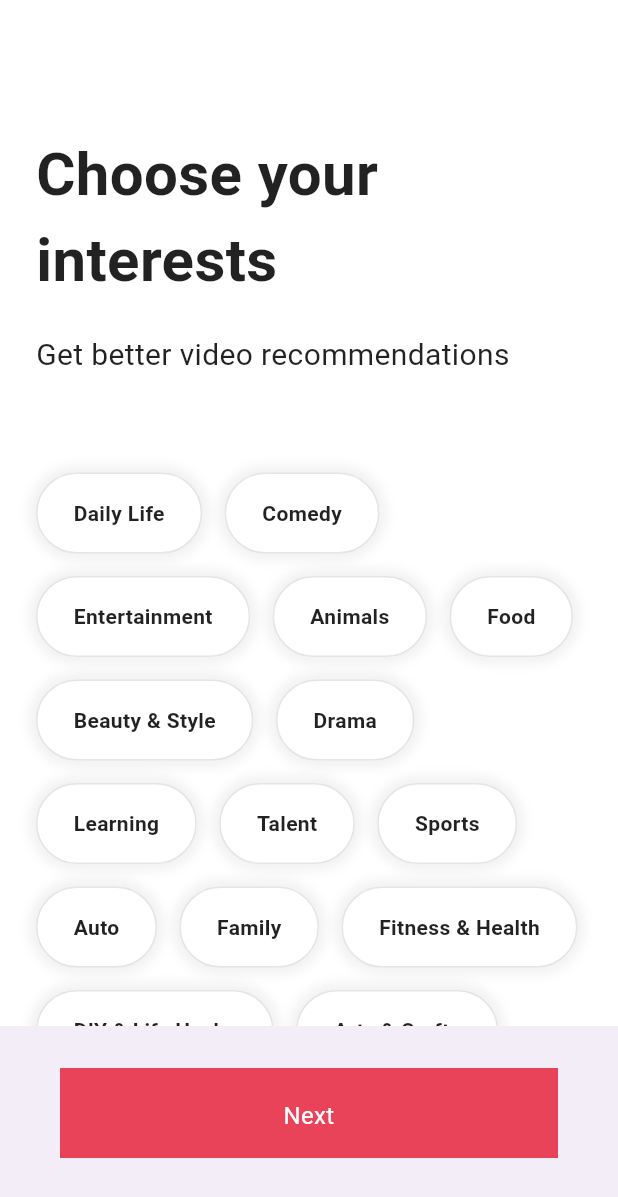
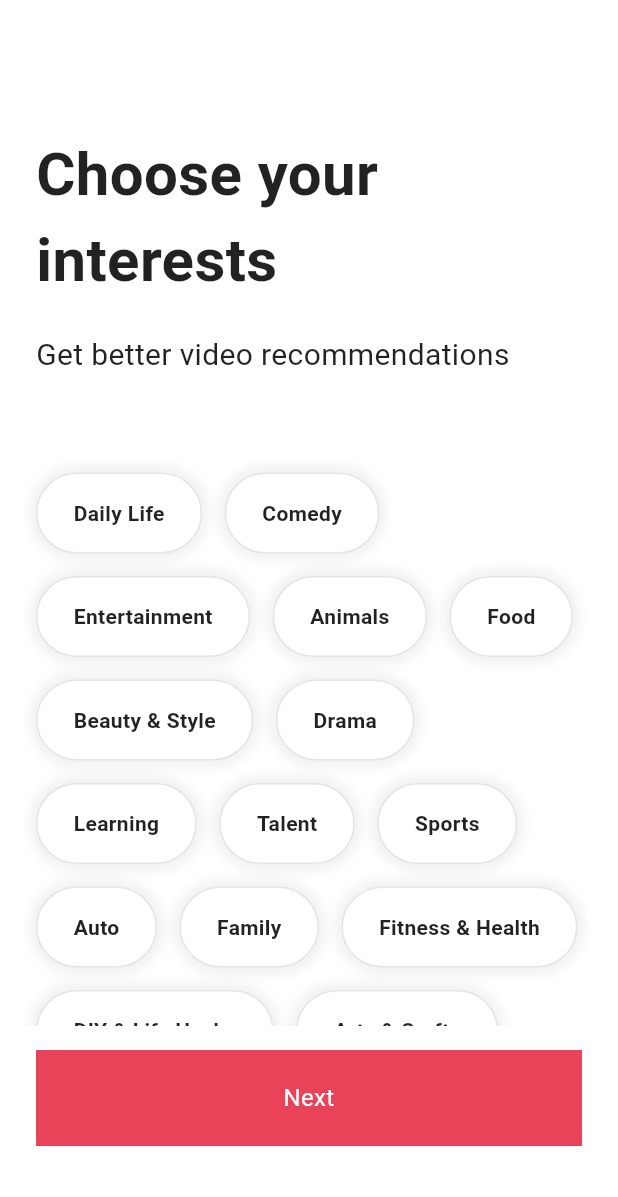
Before and after one commit to leegyuseung/tiktok-flutter, a Flutter app: the InterestsScreen screen opened directly, on a phone screen of 412 x 824 dp. Shown: the top 1197 px of the screen. Run offline on Flutter 3.47's test engine with Material 3 defaults, Android fonts, the phone set to English and light mode, and no system bars; our stand-ins replace font_awesome_flutter, video_player, visibility_detector.

```diff
--- a/lib/features/authentication/login_screen.dart
+++ b/lib/features/authentication/login_screen.dart
@@ -68,10 +68,9 @@ class LoginScreen extends StatelessWidget {
           ),
         ),
       ),
-      bottomNavigationBar: BottomAppBar(
+      bottomNavigationBar: Container(
         height: 80,
         color: isDarkMode(context) ? null : Colors.grey.shade50,
-        elevation: 2,
         child: Row(
           mainAxisAlignment: MainAxisAlignment.center,
           children: [
--- a/lib/features/authentication/sign_up_screen.dart
+++ b/lib/features/authentication/sign_up_screen.dart
@@ -102,12 +102,11 @@ class SignUpScreen extends StatelessWidget {
               ),
             ),
           ),
-          bottomNavigationBar: BottomAppBar(
+          bottomNavigationBar: Container(
             color: isDarkMode(context)
                 ? Colors.grey.shade900
                 : Colors.grey.shade50,
             height: 80,
-            elevation: 2,
             child: Row(
               mainAxisAlignment: MainAxisAlignment.center,
               children: [
--- a/lib/features/onboarding/interests_screen.dart
+++ b/lib/features/onboarding/interests_screen.dart
@@ -145,12 +145,11 @@ class _InterestsScreenState extends State<InterestsScreen> {
           ),
         ),
       ),
-      bottomNavigationBar: BottomAppBar(
-        elevation: 1,
+      bottomNavigationBar: SizedBox(
         height: 140,
         child: Padding(
           padding: const EdgeInsets.only(
-            bottom: Sizes.size40,
+            bottom: Sizes.size60,
             top: Sizes.size16,
             left: Sizes.size24,
             right: Sizes.size24,
```
Also changed, not shown: lib/features/onboarding/tutorial_screen.dart (+12 -7 lines), lib/main.dart (+20 -2 lines).
